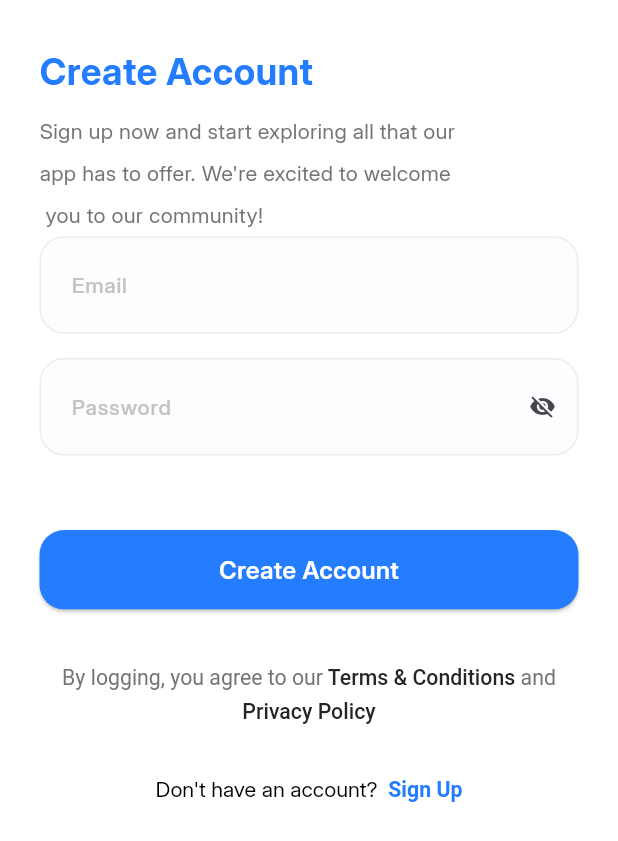
After one commit to MaiBomadian94/flutter_complete_project, a Flutter app: the SignUpView screen opened by its route, on a phone screen of 412 x 824 dp. The commit adds this screen. Shown: the top 841 px of the screen. Run offline on Flutter 3.47's test engine with Material 3 defaults, Android fonts, the phone set to English and light mode, and no system bars; our stand-ins replace dio, flutter_bloc, flutter_screenutil, flutter_svg, freezed_annotation, get_it and 2 more; generated files the repository leaves out were written again.

Commit message:
* created sign up ui * added signUp repo * added signUp models

```diff
--- a/lib/core/network/api_constants.dart
+++ b/lib/core/network/api_constants.dart
@@ -1,6 +1,7 @@
 class ApiConstants {
   static const String baseUrl = 'https://vcare.integration25.com/api/';
   static const String login = 'auth/login';
+  static const String register ='auth/register';
 }
 
 class ApiErrors {
--- a/lib/core/network/api_service.dart
+++ b/lib/core/network/api_service.dart
@@ -2,6 +2,8 @@ import 'package:dio/dio.dart';
 import 'package:flutter_complete_project/core/network/api_constants.dart';
 import 'package:flutter_complete_project/features/login/data/models/login_request_body.dart';
 import 'package:flutter_complete_project/features/login/data/models/login_response.dart';
+import 'package:flutter_complete_project/features/register/data/models/sign_up_request_body.dart';
+import 'package:flutter_complete_project/features/register/data/models/sign_up_response.dart';
 import 'package:retrofit/retrofit.dart';
 
 part 'api_service.g.dart';
@@ -12,4 +14,8 @@ abstract class ApiService {
 
   @POST(ApiConstants.login)
   Future<LoginResponse> login(@Body() LoginRequestBody loginRequestBody);
+
+  @POST(ApiConstants.register)
+
+  Future<SignUpResponse>signUp(@Body() SignUpRequestBody signUpRequestBody);
 }
--- a/lib/core/routing/app_routes.dart
+++ b/lib/core/routing/app_routes.dart
@@ -5,6 +5,7 @@ import 'package:flutter_complete_project/features/home/presentation/view/home_vi
 import 'package:flutter_complete_project/features/login/presentation/login_cubit/login_cubit.dart';
 import 'package:flutter_complete_project/features/login/presentation/view/login_view.dart';
 import 'package:flutter_complete_project/features/on_boarding/presentation/view/on_boarding_view.dart';
+import 'package:flutter_complete_project/features/register/presentation/view/sign_up_view.dart';
 
 import '../di/dependency_injection.dart';
 
@@ -21,6 +22,11 @@ class AppRoutes {
             child: const LoginView(),
           ),
         );
+
+      case Routes.signUp:
+        return MaterialPageRoute(
+          builder: (context) => const SignUpView(),
+        );
       case Routes.home:
         return MaterialPageRoute(builder: (context) => const HomeView());
 
--- a/lib/core/routing/routes.dart
+++ b/lib/core/routing/routes.dart
@@ -1,6 +1,7 @@
 class Routes {
   static const String onBoarding = '/onBoarding';
   static const String login = '/login';
+  static const String signUp = '/signUp';
   static const String home = '/homeView';
 
 
--- a/lib/features/login/presentation/view/widgets/do_not_have_account_widget.dart
+++ b/lib/features/login/presentation/view/widgets/do_not_have_account_widget.dart
@@ -1,5 +1,7 @@
 import 'package:flutter/cupertino.dart';
+import 'package:flutter_complete_project/core/helpers/extensions.dart';
 
+import '../../../../../core/routing/routes.dart';
 import '../../../../../core/theming/text_styles.dart';
 
 class DontHaveAccountWidget extends StatelessWidget {
@@ -7,7 +9,9 @@ class DontHaveAccountWidget extends StatelessWidget {
 
   @override
   Widget build(BuildContext context) {
-    return RichText(
+    return GestureDetector(
+      onTap: ()=> context.pushNamed(Routes.signUp),
+      child: RichText(
         textAlign: TextAlign.center,
         text: TextSpan(
           children: [
@@ -21,6 +25,7 @@ class DontHaveAccountWidget extends StatelessWidget {
             ),
           ],
         ),
+      ),
     );
   }
 }
--- /dev/null
+++ b/lib/features/register/data/models/sign_up_request_body.dart
@@ -0,0 +1,27 @@
+import 'package:freezed_annotation/freezed_annotation.dart';
+
+part 'sign_up_request_body.g.dart';
+
+
+@JsonSerializable()
+class SignUpRequestBody {
+  final String name;
+  final String email;
+  final String phone;
+  final String gender;
+  final String password;
+  @JsonKey(name: 'password_confirmation')
+  final String passwordConfirm;
+
+  SignUpRequestBody({
+    required this.name,
+    required this.email,
+    required this.phone,
+    required this.gender,
+    required this.password,
+    required this.passwordConfirm,
+  });
+
+
+  Map<String,dynamic> toJson()=> _$SignUpRequestBodyToJson(this);
+}
--- /dev/null
+++ b/lib/features/register/presentation/view/sign_up_view.dart
@@ -0,0 +1,59 @@
+import 'package:flutter/material.dart';
+import 'package:flutter_complete_project/features/register/presentation/view/widgets/sign_up_form_section.dart';
+import 'package:flutter_screenutil/flutter_screenutil.dart';
+
+import '../../../../core/helpers/spacing.dart';
+import '../../../../core/presentation/widgets/custom_elevated_button.dart';
+import '../../../../core/theming/colors.dart';
+import '../../../../core/theming/text_styles.dart';
+import '../../../login/presentation/view/widgets/do_not_have_account_widget.dart';
+import '../../../login/presentation/view/widgets/terms_and_conditions_widget.dart';
+
+class SignUpView extends StatelessWidget {
+  const SignUpView({super.key});
+
+  @override
+  Widget build(BuildContext context) {
+    return Scaffold(
+      body: SafeArea(
+        child: Padding(
+          padding: EdgeInsets.symmetric(horizontal: 24.w, vertical: 30.h),
+          child: Column(
+            crossAxisAlignment: CrossAxisAlignment.start,
+            children: [
+              Text(
+                'Create Account',
+                style: Styles.textTitle24Bold.copyWith(
+                  color: AppColors.mainBlue,
+                ),
+              ),
+              verticalSpace(height: 8),
+              Text(
+                "Sign up now and start exploring all that our \napp has to offer. We're excited to welcome\n you to our community!",
+                style: Styles.textTitle14Regular.copyWith(
+                  color: AppColors.greyColor,
+                  height: 2,
+                  letterSpacing: .2,
+                ),
+              ),
+              const SignUpFormSection(),
+              verticalSpace(height: 17),
+              CustomElevatedButton(
+                title: 'Create Account',
+                backgroundColor: AppColors.mainBlue,
+                onPressed: (){},
+                // onPressed: () => checkLoginValidation(context),
+              ),
+              verticalSpace(height: 32),
+              const TermsAndConditionsWidget(),
+              verticalSpace(height: 32),
+              const Center(child: DontHaveAccountWidget()),
+
+
+            ],
+          ),
+        ),
+      ),
+    );
+  }
+}
--- /dev/null
+++ b/lib/features/register/presentation/view/widgets/sign_up_form_section.dart
@@ -0,0 +1,41 @@
+import 'package:flutter/material.dart';
+
+import '../../../../../core/helpers/spacing.dart';
+import '../../../../../core/presentation/widgets/custom_text_form_field.dart';
+
+class SignUpFormSection extends StatefulWidget {
+  const SignUpFormSection({super.key});
+
+  @override
+  State<SignUpFormSection> createState() => _SignUpFormSectionState();
+}
+
+class _SignUpFormSectionState extends State<SignUpFormSection> {
+
+  bool isObscureText = true;
+  @override
+  Widget build(BuildContext context) {
+    return Form(child: Column(children: [              CustomTextFormField(
+      hintText: 'Email',
+      validator: (String? p1) {},
+    ),
+      verticalSpace(height: 16),
+      CustomTextFormField(
+        hintText: 'Password',
+        validator: (String? p1) {},
+        isObscureText: isObscureText,
+        suffixIcon: GestureDetector(
+          child: Icon(
+            isObscureText ? Icons.visibility_off : Icons.visibility,
+          ),
+          onTap: () {
+            setState(() {
+              isObscureText = !isObscureText;
+            });
+          },
+        ),
+
+      ),
+      verticalSpace(height: 32),]));
+  }
+}
```
Also changed, not shown: lib/core/di/dependency_injection.dart (+7 -1 lines), lib/features/register/data/models/sign_up_response.dart (added, +29 -0 lines), lib/features/register/data/repositories/sign_up_repo.dart (added, +23 -0 lines). Lines whose indentation alone changed are shown as unchanged.
